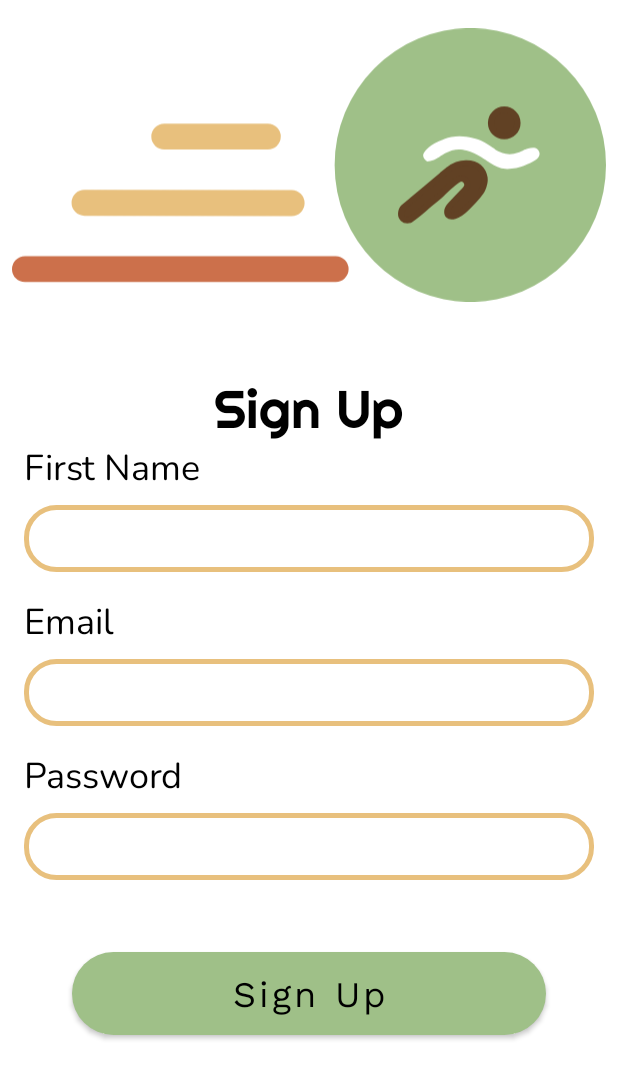
After one commit to mariaasoltanei/CaloriePredictor, an Android app: the layout signup_screen.xml on its own in the app's theme, with its tools: preview values and no code run, on a phone screen of 412 x 824 dp. The commit adds this screen. Shown: the top 1079 px of the screen. Run offline under Robolectric (Android 15) with nearby library versions, the phone set to English and light mode, and no system bars.

Commit message:
Made login and signup UI

```diff
--- /dev/null
+++ b/app/src/main/java/ro/android/thesis/LogIn.java
@@ -0,0 +1,4 @@
+package ro.android.thesis;
+
+public class LogIn {
+}
--- a/app/src/main/java/ro/android/thesis/MainActivity.java
+++ b/app/src/main/java/ro/android/thesis/MainActivity.java
@@ -2,9 +2,14 @@ package ro.android.thesis;
 
 import androidx.appcompat.app.AppCompatActivity;
 
+import android.content.Context;
+import android.hardware.Sensor;
+import android.hardware.SensorManager;
 import android.os.Bundle;
 
 public class MainActivity extends AppCompatActivity {
+//    SensorManager sensorManager = (SensorManager) getActivity().getSystemService(Context.SENSOR_SERVICE);
+//    Sensor defaultGyroscope = sensorManager.getDefaultSensor(Sensor.TYPE_GYROSCOPE);
 
     @Override
     protected void onCreate(Bundle savedInstanceState) {
--- /dev/null
+++ b/app/src/main/res/drawable/btn_green.xml
@@ -0,0 +1,7 @@
+<?xml version="1.0" encoding="utf-8"?>
+<shape xmlns:android="http://schemas.android.com/apk/res/android">
+    <solid android:color="@color/paleGreen"/>
+    <corners android:radius="100dp"/>
+    <padding android:left="16dp"
+        android:right="32dp"/>
+</shape>
--- /dev/null
+++ b/app/src/main/res/drawable/ic_sign_up_bg.xml
@@ -0,0 +1,40 @@
+<vector xmlns:android="http://schemas.android.com/apk/res/android"
+    android:width="573.5dp"
+    android:height="264dp"
+    android:viewportWidth="573.5"
+    android:viewportHeight="264">
+  <path
+      android:pathData="M311.5,132a131,132 0,1 0,262 0a131,132 0,1 0,-262 0z"
+      android:fillColor="#9fc088"/>
+  <path
+      android:pathData="M462.49,91.36a12.76,12.85 0,1 0,25.52 0a12.76,12.85 0,1 0,-25.52 0z"
+      android:strokeWidth="6"
+      android:fillColor="#614124"
+      android:strokeColor="#614124"/>
+  <path
+      android:pathData="m421.58,136.53c2.34,-1.88 8.58,-6.35 17.13,-6.21 2.89,0.05 7.87,0.13 12.13,3.83 4.09,3.54 5.1,8.29 5.37,10.22 0.67,4.77 -0.92,8.44 -2.36,11.65 -1.87,4.15 -5.92,8.19 -13.82,16.25 -4.16,4.24 -7.54,7.5 -12.5,8.69 -1.46,0.35 -4.53,1.1 -6.18,-0.53 -1.37,-1.35 -1.1,-3.64 -1.02,-4.27 0.32,-2.77 2.06,-4.61 4.02,-6.63 3.54,-3.65 7.07,-7.3 10.61,-10.95 3.48,-3.58 4.71,-5.08 4.76,-7.26 0,-0.27 0,-3.27 -2.34,-5.08 -1.97,-1.52 -4.27,-1.17 -4.75,-1.1 -1.43,0.21 -2.37,0.84 -5.1,3.05 -4.06,3.29 -5.96,5.07 -5.96,5.07 -3.21,3 -5.56,5.31 -6.02,5.76 -3.49,3.42 -3.84,3.27 -11.92,10.14 -6.66,5.66 -7.79,6.93 -12.67,10.77 -2.78,2.19 -5.11,3.9 -6.65,5.01 -0.23,0.06 -4.31,1.14 -6.81,-1.28 -2.5,-2.42 -2.55,-7.51 0.93,-11.08 14.39,-12.02 28.78,-24.03 43.17,-36.05Z"
+      android:strokeWidth="6"
+      android:fillColor="#614124"
+      android:strokeColor="#614124"/>
+  <path
+      android:pathData="m401.13,128.53c-0.6,-0.35 -3.91,-2.33 -4.13,-5.56 -0.05,-0.73 -0.03,-2.64 3.44,-6.25 2.56,-2.66 5.8,-5.01 11.72,-7.64 4.34,-1.93 7.4,-3.29 11.93,-4.17 8.69,-1.68 15.68,-0.15 19.77,0.69 2.15,0.44 5.27,1.24 8.79,2.78 3.29,1.44 5.72,3.06 9.52,5.56 5.23,3.44 4.79,3.66 7.23,4.86 1.89,0.93 5.82,2.82 11.03,2.78 3.09,-0.03 5.39,-0.73 7.58,-1.39 5.45,-1.65 5.83,-3.16 10.34,-4.17 2.73,-0.61 6.5,-1.45 8.96,0.69 1.25,1.09 2.2,2.97 2.07,4.86 -0.33,4.82 -7.51,7.87 -13.53,10.42 -2.69,1.14 -7.29,2.82 -13.18,3.47 -2.58,0.29 -5.14,0.55 -8.45,0 -2.26,-0.38 -4.74,-1.12 -9.23,-3.45 -5.99,-3.11 -6.79,-4.5 -12.14,-7.67 -4.66,-2.76 -8.54,-5.05 -14.11,-6.25 -3.14,-0.68 -8.31,-1.79 -14.16,0 -4.7,1.44 -9.83,4.76 -11.03,5.56 -1.76,1.16 -3.42,2.42 -6.21,3.47 -2.49,0.94 -4.7,1.26 -6.21,1.39Z"
+      android:fillColor="#fff"/>
+  <path
+      android:pathData="M147,104.5L247,104.5"
+      android:strokeWidth="25"
+      android:fillColor="#00000000"
+      android:strokeColor="#e8c07d"
+      android:strokeLineCap="round"/>
+  <path
+      android:pathData="M70,168.5L270,168.75"
+      android:strokeWidth="25"
+      android:fillColor="#00000000"
+      android:strokeColor="#e8c07d"
+      android:strokeLineCap="round"/>
+  <path
+      android:pathData="M12.5,232.5L312.5,232.39"
+      android:strokeWidth="25"
+      android:fillColor="#00000000"
+      android:strokeColor="#cc704b"
+      android:strokeLineCap="round"/>
+</vector>
--- /dev/null
+++ b/app/src/main/res/drawable/input_text.xml
@@ -0,0 +1,12 @@
+<?xml version="1.0" encoding="utf-8"?>
+<shape xmlns:android="http://schemas.android.com/apk/res/android">
+    <stroke
+        android:width="3dp"
+        android:color="@color/beige" />
+    <corners android:radius="20dp"/>
+    <padding
+        android:left="10dp"
+        android:top="10dp"
+        android:right="10dp"
+        android:bottom="10dp" />
+</shape>
--- /dev/null
+++ b/app/src/main/res/layout/signup_screen.xml
@@ -0,0 +1,92 @@
+<?xml version="1.0" encoding="utf-8"?>
+<LinearLayout xmlns:android="http://schemas.android.com/apk/res/android"
+    android:layout_width="match_parent"
+    android:layout_height="match_parent"
+    android:orientation="vertical"
+    android:layout_gravity="center">
+
+    <ImageView
+        android:layout_width="wrap_content"
+        android:layout_height="wrap_content"
+        android:layout_marginTop="-30dp"
+        android:layout_gravity="top"
+        android:padding="8dp"
+        android:src="@drawable/ic_sign_up_bg" />
+
+    <TextView
+        android:layout_width="wrap_content"
+        android:layout_height="wrap_content"
+        android:layout_gravity="center"
+        android:text="@string/labelSignUp"
+        android:textSize="35dp"
+        android:fontFamily="@font/righteous_regular"
+        android:textColor="@color/black"
+        />
+    <TextView
+        android:layout_width="wrap_content"
+        android:layout_height="wrap_content"
+        android:layout_marginStart="16dp"
+        android:text="@string/labelName"
+        android:textSize="24dp"
+        android:fontFamily="@font/nunito"
+        android:textColor="@color/black"/>
+    <EditText
+        android:id="@+id/etSignupName"
+        android:layout_width="match_parent"
+        android:layout_height="wrap_content"
+        android:layout_marginStart="16dp"
+        android:layout_marginEnd="16dp"
+        android:layout_marginTop="8dp"
+        android:layout_marginBottom="16dp"
+        android:background="@drawable/input_text"
+        />
+    <TextView
+        android:layout_width="wrap_content"
+        android:layout_height="wrap_content"
+        android:layout_marginStart="16dp"
+        android:text="@string/labelEmail"
+        android:textSize="24dp"
+        android:fontFamily="@font/nunito"
+        android:textColor="@color/black"/>
+    <EditText
+        android:id="@+id/etSignupEmail"
+        android:layout_width="match_parent"
+        android:layout_height="wrap_content"
+        android:layout_marginStart="16dp"
+        android:layout_marginEnd="16dp"
+        android:layout_marginTop="8dp"
+        android:layout_marginBottom="16dp"
+        android:background="@drawable/input_text"
+        />
+    <TextView
+        android:layout_width="wrap_content"
+        android:layout_height="wrap_content"
+        android:layout_marginStart="16dp"
+        android:text="@string/labelPassword"
+        android:textSize="24dp"
+        android:fontFamily="@font/nunito"
+        android:textColor="@color/black"/>
+    <EditText
+        android:id="@+id/etSignupPassword"
+        android:layout_width="match_parent"
+        android:layout_height="wrap_content"
+        android:layout_marginStart="16dp"
+        android:layout_marginEnd="16dp"
+        android:layout_marginTop="8dp"
+        android:inputType="textPassword"
+        android:background="@drawable/input_text"
+        />
+    <Button
+        android:id="@+id/btnSignUp"
+        android:layout_width="match_parent"
+        android:layout_height="wrap_content"
+        android:layout_gravity="center"
+        android:layout_margin="48dp"
+        android:background="@drawable/btn_green"
+        android:fontFamily="@font/work_sans"
+        android:text="@string/labelSignUp"
+        android:textColor="@color/black"
+        android:textSize="24dp"
+        android:textAllCaps="false"
+        />
+</LinearLayout>
--- a/app/src/main/res/values-night/themes.xml
+++ b/app/src/main/res/values-night/themes.xml
@@ -3,7 +3,7 @@
     <style name="Theme.CaloriePredictor" parent="Theme.MaterialComponents.DayNight.NoActionBar">
         <!-- Primary brand color. -->
         <item name="colorPrimary">@color/purple_200</item>
-        <item name="colorPrimaryVariant">@color/purple_700</item>
+        <item name="colorPrimaryVariant">@color/paleGreen</item>
         <item name="colorOnPrimary">@color/black</item>
         <!-- Secondary brand color. -->
         <item name="colorSecondary">@color/teal_200</item>
--- a/app/src/main/res/values/strings.xml
+++ b/app/src/main/res/values/strings.xml
@@ -1,3 +1,8 @@
 <resources>
     <string name="app_name">CalAid</string>
+    <string name="labelEmail">Email</string>
+    <string name="labelPassword">Password</string>
+    <string name="labelLogIn">Log in</string>
+    <string name="labelSignUp">Sign Up</string>
+    <string name="labelName">First Name</string>
 </resources>
--- a/app/src/main/res/values/themes.xml
+++ b/app/src/main/res/values/themes.xml
@@ -2,7 +2,7 @@
     <!-- Base application theme. -->
     <style name="Theme.CaloriePredictor" parent="Theme.MaterialComponents.DayNight.NoActionBar">
         <!-- Primary brand color. -->
-        <item name="colorPrimary">@color/purple_500</item>
+        <item name="colorPrimary">@color/paleGreen</item>
         <item name="colorPrimaryVariant">@color/purple_700</item>
         <item name="colorOnPrimary">@color/white</item>
         <!-- Secondary brand color. -->
@@ -13,4 +13,5 @@
         <item name="android:statusBarColor" tools:targetApi="l">?attr/colorPrimaryVariant</item>
         <!-- Customize your theme here. -->
     </style>
+
 </resources>
```
Also changed, not shown: app/src/main/java/ro/android/thesis/User.java (added, +17 -0 lines), app/src/main/res/drawable/ic_log_in_bg.xml (added, +54 -0 lines), app/src/main/res/layout/login_screen.xml (added, +73 -0 lines), app/src/main/res/drawable-v24/log_in_bg.svg (added), app/src/main/res/drawable-v24/sign_up_bg.svg (added), app/src/main/res/font/nunito.ttf (added), app/src/main/res/font/righteous_regular.ttf (added), app/src/main/res/font/roboto_black.ttf (added), app/src/main/res/font/roboto_medium.ttf (added), app/src/main/res/font/work_sans.ttf (added).
